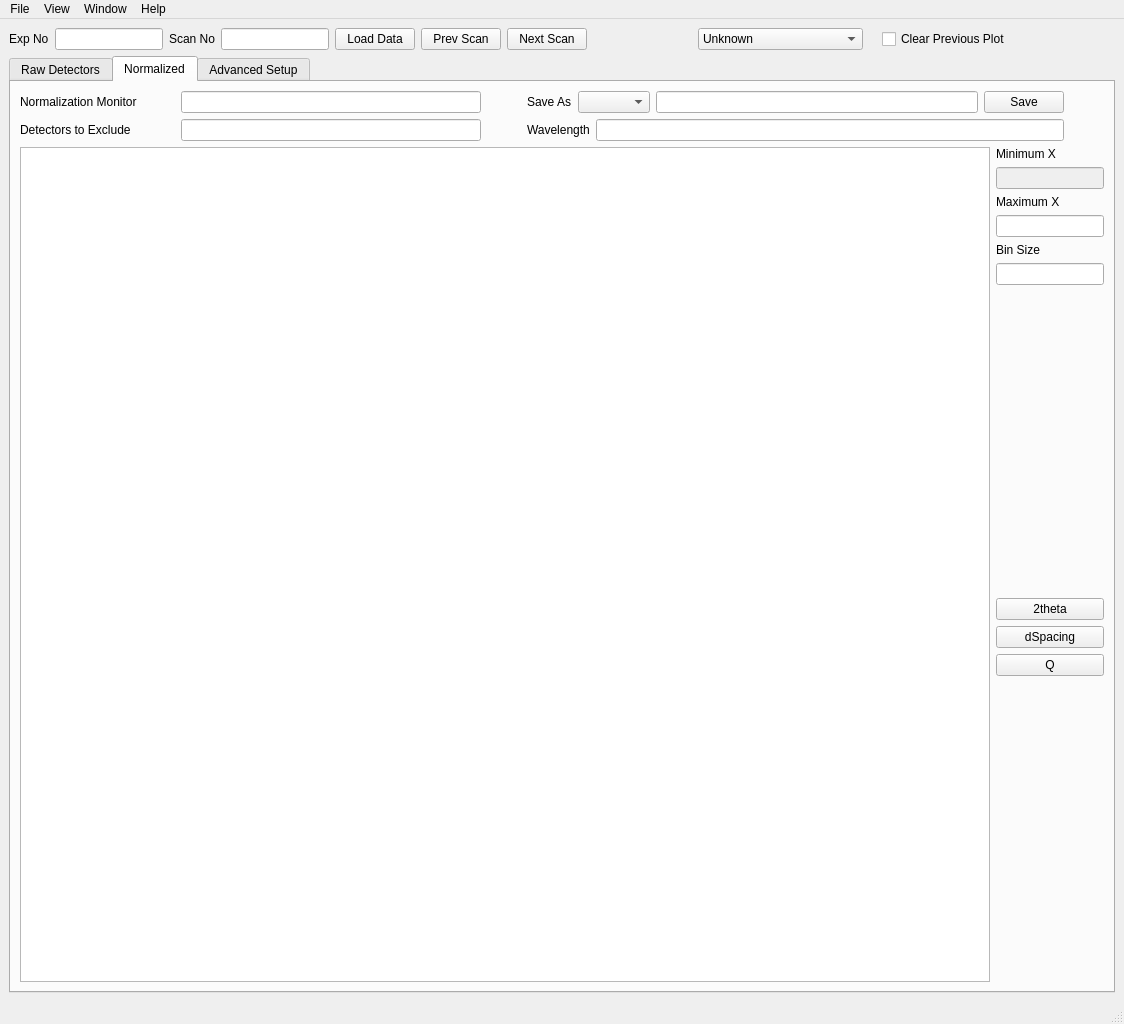
Qt form Code/Mantid/scripts/HFIRPowderReduction/Ui_MainWindow.ui (mantidproject/mantid) before a commit.
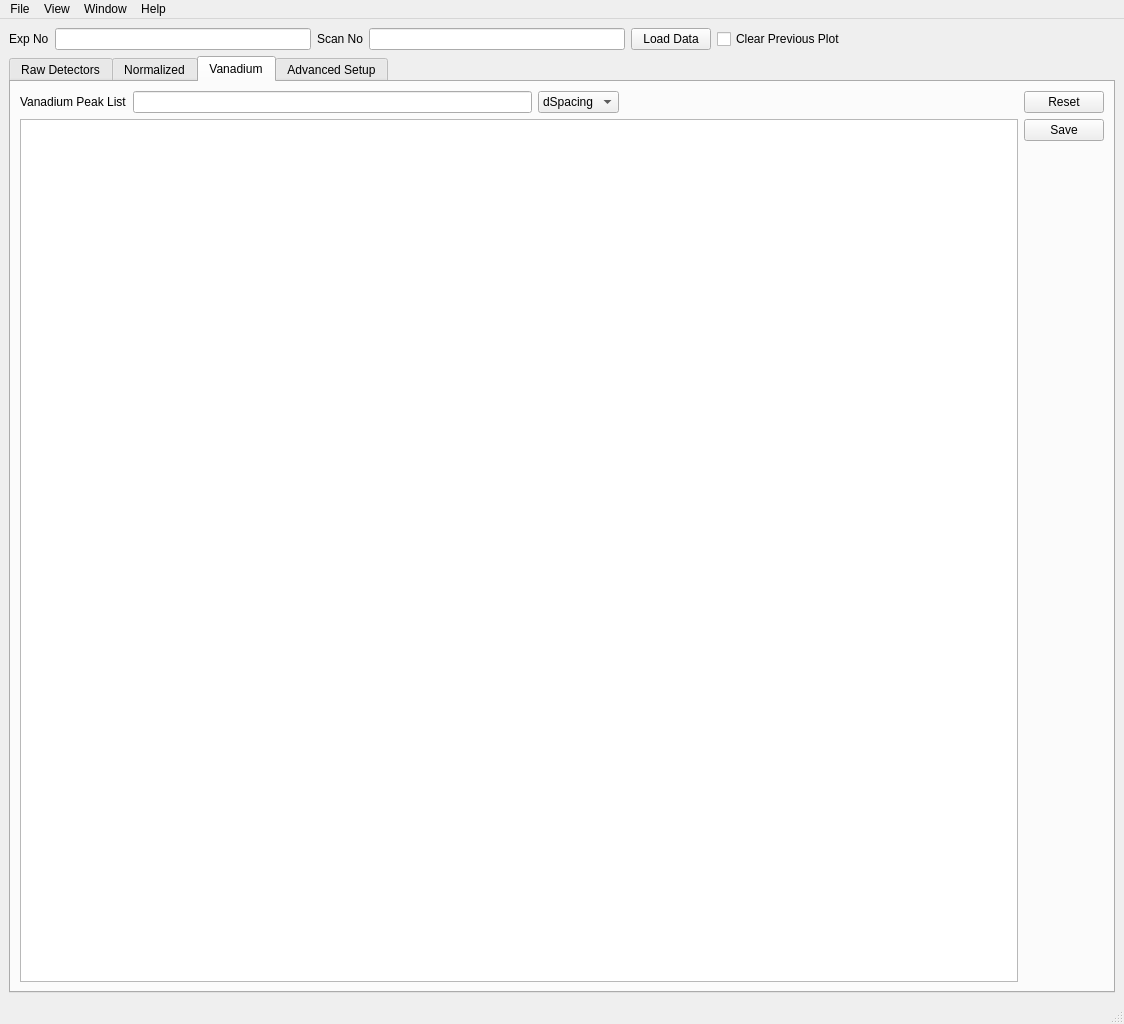
The same form after that commit. The open tabs and pages were chosen to show the change.

What changed in the file:
```diff
--- a/Code/Mantid/scripts/HFIRPowderReduction/Ui_MainWindow.ui
+++ b/Code/Mantid/scripts/HFIRPowderReduction/Ui_MainWindow.ui
@@ -46,64 +46,6 @@
           </property>
          </widget>
         </item>
-        <item>
-         <widget class="QPushButton" name="pushButton_prevScan">
-          <property name="text">
-           <string>Prev Scan</string>
-          </property>
-         </widget>
-        </item>
-        <item>
-         <widget class="QPushButton" name="pushButton_nextScan">
-          <property name="text">
-           <string>Next Scan</string>
-          </property>
-         </widget>
-        </item>
-        <item>
-         <spacer name="horizontalSpacer_12">
-          <property name="orientation">
-           <enum>Qt::Horizontal</enum>
-          </property>
-          <property name="sizeHint" stdset="0">
-           <size>
-            <width>40</width>
-            <height>20</height>
-           </size>
-          </property>
-         </spacer>
-        </item>
-        <item>
-         <widget class="QComboBox" name="comboBox_wavelength">
-          <item>
-           <property name="text">
-            <string>Unknown</string>
-           </property>
-          </item>
-          <item>
-           <property name="text">
-            <string>Ge 113 IN Config 2.41 Å,</string>
-           </property>
-          </item>
-          <item>
-           <property name="text">
-            <string>(115) 1.54 Å</string>
-           </property>
-          </item>
-          <item>
-           <property name="text">
-            <string>(117) 1.12 Å.</string>
-           </property>
-          </item>
-         </widget>
-        </item>
-        <item>
-         <widget class="QLabel" name="label_calibration">
-          <property name="text">
-           <string/>
-          </property>
-         </widget>
-        </item>
         <item>
          <widget class="QCheckBox" name="checkBox_clearPrevious">
           <property name="text">
@@ -111,6 +53,13 @@
           </property>
          </widget>
         </item>
+        <item>
+         <widget class="QLabel" name="label_calibration">
+          <property name="text">
+           <string/>
+          </property>
+         </widget>
+        </item>
         <item>
          <spacer name="horizontalSpacer">
           <property name="orientation">
@@ -495,6 +444,30 @@
                   </property>
                  </widget>
                 </item>
+                <item>
+                 <widget class="QComboBox" name="comboBox_wavelength">
+                  <item>
+                   <property name="text">
+                    <string>Ge 113 IN Config 2.41 Å,</string>
+                   </property>
+                  </item>
+                  <item>
+                   <property name="text">
+                    <string>(115) 1.54 Å</string>
+                   </property>
+                  </item>
+                  <item>
+                   <property name="text">
+                    <string>(117) 1.12 Å.</string>
+                   </property>
+                  </item>
+                  <item>
+                   <property name="text">
+                    <string>User Specified</string>
+                   </property>
+                  </item>
+                 </widget>
+                </item>
                 <item>
                  <widget class="QLineEdit" name="lineEdit_wavelength"/>
                 </item>
@@ -530,6 +503,33 @@
                 </item>
                 <item>
                  <layout class="QVBoxLayout" name="verticalLayout_3">
+                  <item>
+                   <widget class="QPushButton" name="pushButton_prevScan">
+                    <property name="text">
+                     <string>Prev Scan</string>
+                    </property>
+                   </widget>
+                  </item>
+                  <item>
+                   <widget class="QPushButton" name="pushButton_nextScan">
+                    <property name="text">
+                     <string>Next Scan</string>
+                    </property>
+                   </widget>
+                  </item>
+                  <item>
+                   <spacer name="verticalSpacer_6">
+                    <property name="orientation">
+                     <enum>Qt::Vertical</enum>
+                    </property>
+                    <property name="sizeHint" stdset="0">
+                     <size>
+                      <width>20</width>
+                      <height>40</height>
+                     </size>
+                    </property>
+                   </spacer>
+                  </item>
                   <item>
                    <widget class="QLabel" name="label_xmin">
                     <property name="sizePolicy">
@@ -546,7 +546,7 @@
                   <item>
                    <widget class="QLineEdit" name="lineEdit_xmin">
                     <property name="enabled">
-                     <bool>false</bool>
+                     <bool>true</bool>
                     </property>
                     <property name="sizePolicy">
                      <sizepolicy hsizetype="Fixed" vsizetype="Fixed">
@@ -657,6 +657,98 @@
             </item>
            </layout>
           </widget>
+          <widget class="QWidget" name="tab_4">
+           <attribute name="title">
+            <string>Vanadium</string>
+           </attribute>
+           <layout class="QGridLayout" name="gridLayout_5">
+            <item row="0" column="0">
+             <layout class="QVBoxLayout" name="verticalLayout_5">
+              <item>
+               <layout class="QHBoxLayout" name="horizontalLayout_15">
+                <item>
+                 <widget class="QLabel" name="label_2">
+                  <property name="text">
+                   <string>Vanadium Peak List</string>
+                  </property>
+                 </widget>
+                </item>
+                <item>
+                 <widget class="QLineEdit" name="lineEdit_2"/>
+                </item>
+                <item>
+                 <widget class="QComboBox" name="comboBox">
+                  <item>
+                   <property name="text">
+                    <string>dSpacing</string>
+                   </property>
+                  </item>
+                 </widget>
+                </item>
+                <item>
+                 <spacer name="horizontalSpacer_12">
+                  <property name="orientation">
+                   <enum>Qt::Horizontal</enum>
+                  </property>
+                  <property name="sizeHint" stdset="0">
+                   <size>
+                    <width>40</width>
+                    <height>20</height>
+                   </size>
+                  </property>
+                 </spacer>
+                </item>
+                <item>
+                 <widget class="QPushButton" name="pushButton_resetVanPeakList">
+                  <property name="text">
+                   <string>Reset</string>
+                  </property>
+                 </widget>
+                </item>
+               </layout>
+              </item>
+              <item>
+               <layout class="QHBoxLayout" name="horizontalLayout_11">
+                <item>
+                 <widget class="QGraphicsView" name="graphicsView_vanPeaks">
+                  <property name="sizePolicy">
+                   <sizepolicy hsizetype="Expanding" vsizetype="Expanding">
+                    <horstretch>0</horstretch>
+                    <verstretch>0</verstretch>
+                   </sizepolicy>
+                  </property>
+                 </widget>
+                </item>
+                <item>
+                 <layout class="QVBoxLayout" name="verticalLayout_6">
+                  <item>
+                   <widget class="QPushButton" name="pushButton_saveVanRun">
+                    <property name="text">
+                     <string>Save</string>
+                    </property>
+                   </widget>
+                  </item>
+                  <item>
+                   <spacer name="verticalSpacer_7">
+                    <property name="orientation">
+                     <enum>Qt::Vertical</enum>
+                    </property>
+                    <property name="sizeHint" stdset="0">
+                     <size>
+                      <width>20</width>
+                      <height>40</height>
+                     </size>
+                    </property>
+                   </spacer>
+                  </item>
+                 </layout>
+                </item>
+               </layout>
+              </item>
+             </layout>
+            </item>
+           </layout>
+          </widget>
           <widget class="QWidget" name="tab_2">
            <attribute name="title">
             <string>Advanced Setup</string>
```
Left out of the diff: 2 changed lines with no effect on the pictures.
